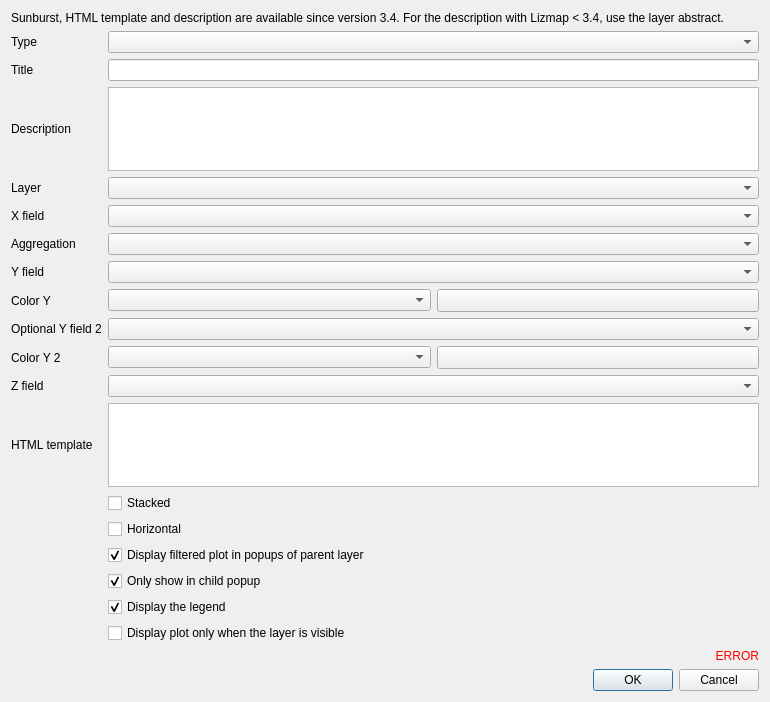
First picture: the form in lizmap/resources/ui/ui_form_dataviz.ui, repository 3liz/lizmap-plugin, before the edit.
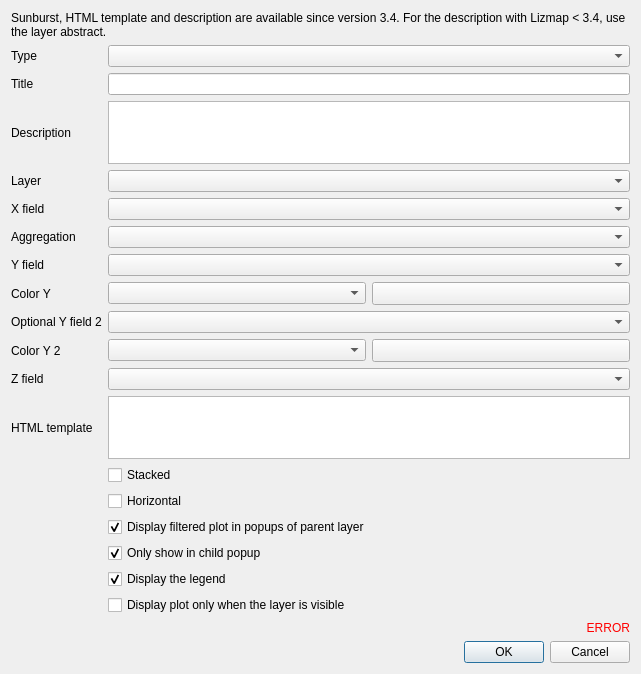
Second picture: the form after the edit. Custom widgets are drawn as their Qt base class.

The edit to the form file:
```diff
--- a/lizmap/resources/ui/ui_form_dataviz.ui
+++ b/lizmap/resources/ui/ui_form_dataviz.ui
@@ -6,8 +6,8 @@
    <rect>
     <x>0</x>
     <y>0</y>
-    <width>770</width>
-    <height>702</height>
+    <width>641</width>
+    <height>409</height>
    </rect>
   </property>
   <property name="windowTitle">
```
